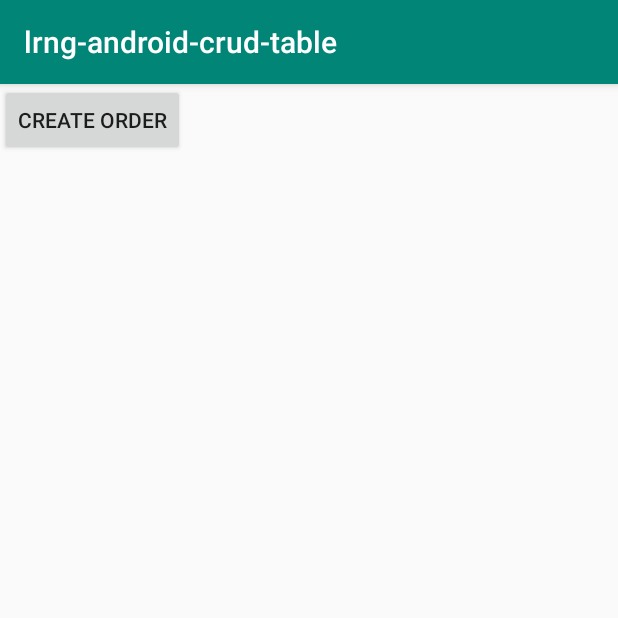
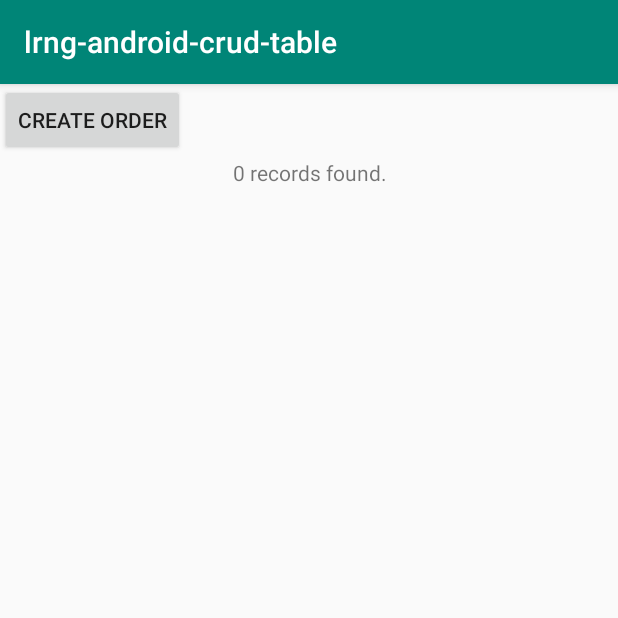
Before and after one commit to dsman1823/lrng-android-crud-table, an Android app: the screen it shows after launch (MainActivity), on a phone screen of 412 x 824 dp, the top half of it. Run offline under Robolectric (Android 15) with nearby library versions, the phone set to English and light mode, and no system bars.

Commit message:
add order creation logic

```diff
--- a/app/src/main/java/com/example/lrng_android_crud_table/MainActivity.java
+++ b/app/src/main/java/com/example/lrng_android_crud_table/MainActivity.java
@@ -1,11 +1,13 @@
 package com.example.lrng_android_crud_table;
+
+import android.os.Bundle;
+import android.widget.Button;
+import android.widget.TextView;
 
 import androidx.appcompat.app.AppCompatActivity;
 
-import android.os.Bundle;
-import android.widget.Button;
-
 import com.example.lrng_android_crud_table.listener.OrderCreateOnClickListener;
+import com.example.lrng_android_crud_table.repository.OrderRepo;
 
 public class MainActivity extends AppCompatActivity {
 
@@ -15,5 +17,15 @@ public class MainActivity extends AppCompatActivity {
         setContentView(R.layout.activity_main);
         Button createOrderButton = findViewById(R.id.buttonCreateOrder);
         createOrderButton.setOnClickListener(new OrderCreateOnClickListener(this));
+        updateData();
+    }
+
+    public void updateData() {
+        countRecords();
+    }
+
+    public void countRecords() {
+        TextView textViewRecordCount = findViewById(R.id.textViewRecordCount);
+        textViewRecordCount.setText(new OrderRepo(this).count() + " records found.");
     }
 }
--- /dev/null
+++ b/app/src/main/java/com/example/lrng_android_crud_table/repository/DatabaseHandler.java
@@ -0,0 +1,38 @@
+package com.example.lrng_android_crud_table.repository;
+
+import android.content.Context;
+import android.database.sqlite.SQLiteDatabase;
+import android.database.sqlite.SQLiteOpenHelper;
+
+public class DatabaseHandler extends SQLiteOpenHelper {
+
+    private static final int DATABASE_VERSION = 1;
+    protected static final String DATABASE_NAME = "orders_db";
+
+    public DatabaseHandler(Context context) {
+        super(context, DATABASE_NAME, null, DATABASE_VERSION);
+    }
+
+    @Override
+    public void onCreate(SQLiteDatabase db) {
+
+        String sql = "CREATE TABLE orders" +
+                "( id INTEGER PRIMARY KEY AUTOINCREMENT, " +
+                "client TEXT, " +
+                "date TEXT," +
+                "cost INTEGER)";
+
+        db.execSQL(sql);
+
+    }
+
+    @Override
+    public void onUpgrade(SQLiteDatabase db, int oldVersion, int newVersion) {
+
+        String sql = "DROP TABLE IF EXISTS orders";
+        db.execSQL(sql);
+
+        onCreate(db);
+    }
+
+}
--- /dev/null
+++ b/app/src/main/java/com/example/lrng_android_crud_table/repository/OrderRepo.java
@@ -0,0 +1,44 @@
+package com.example.lrng_android_crud_table.repository;
+
+import android.content.ContentValues;
+import android.content.Context;
+import android.database.sqlite.SQLiteDatabase;
+
+import com.example.lrng_android_crud_table.model.Order;
+
+public class OrderRepo extends DatabaseHandler {
+
+    public OrderRepo(Context context) {
+        super(context);
+    }
+
+    public boolean create(Order order) {
+
+        ContentValues values = new ContentValues();
+
+        values.put("client", order.getClient());
+        values.put("date", order.getDate());
+        values.put("cost", order.getCost());
+
+        SQLiteDatabase db = this.getWritableDatabase();
+
+        boolean createSuccessful = db.insert("orders", null, values) > 0;
+        db.close();
+
+        return createSuccessful;
+    }
+
+    public int count() {
+
+        SQLiteDatabase db = this.getWritableDatabase();
+
+        String sql = "SELECT * FROM orders";
+        int recordCount = db.rawQuery(sql, null).getCount();
+        db.close();
+
+        return recordCount;
+
+    }
+
+
+}
--- a/app/src/main/res/layout/activity_main.xml
+++ b/app/src/main/res/layout/activity_main.xml
@@ -12,4 +12,13 @@
         android:layout_alignParentLeft="true"
         android:layout_alignParentTop="true"
         android:text="Create Order" />
+
+    <TextView
+        android:id="@+id/textViewRecordCount"
+        android:gravity="center"
+        android:layout_width="fill_parent"
+        android:layout_height="wrap_content"
+        android:layout_below="@+id/buttonCreateStudent"
+        android:text="0 records found"
+        android:padding="1dp" />
 </LinearLayout>
```
Also changed, not shown: app/src/main/java/com/example/lrng_android_crud_table/listener/OrderCreateOnClickListener.java (+13 -0 lines), app/src/main/java/com/example/lrng_android_crud_table/model/Order.java (added, +51 -0 lines).
